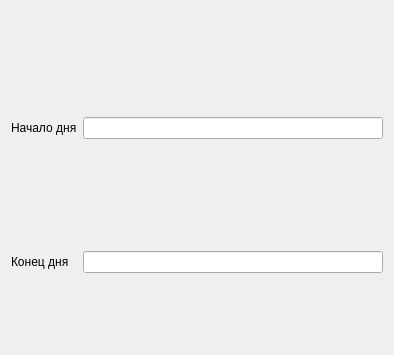
Above: form_settings.ui from andreycv/work_time_agat before the change; both pictures show x 0 to 394 and y 0 to 355 of the 394 by 525 pixel window. Below: the same form after it.
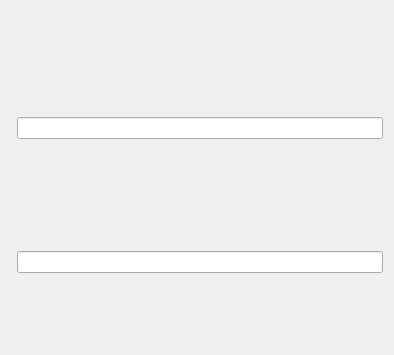
That is the form after the change.

```diff
--- a/form_settings.ui
+++ b/form_settings.ui
@@ -14,20 +14,6 @@
    <string>Form</string>
   </property>
   <layout class="QGridLayout" name="gridLayout">
-   <item row="0" column="0">
-    <widget class="QLabel" name="label_start">
-     <property name="text">
-      <string>Начало дня</string>
-     </property>
-    </widget>
-   </item>
-   <item row="1" column="0">
-    <widget class="QLabel" name="label_finish">
-     <property name="text">
-      <string>Конец дня</string>
-     </property>
-    </widget>
-   </item>
    <item row="0" column="1">
     <widget class="QLineEdit" name="lineEdit_start"/>
    </item>
```
